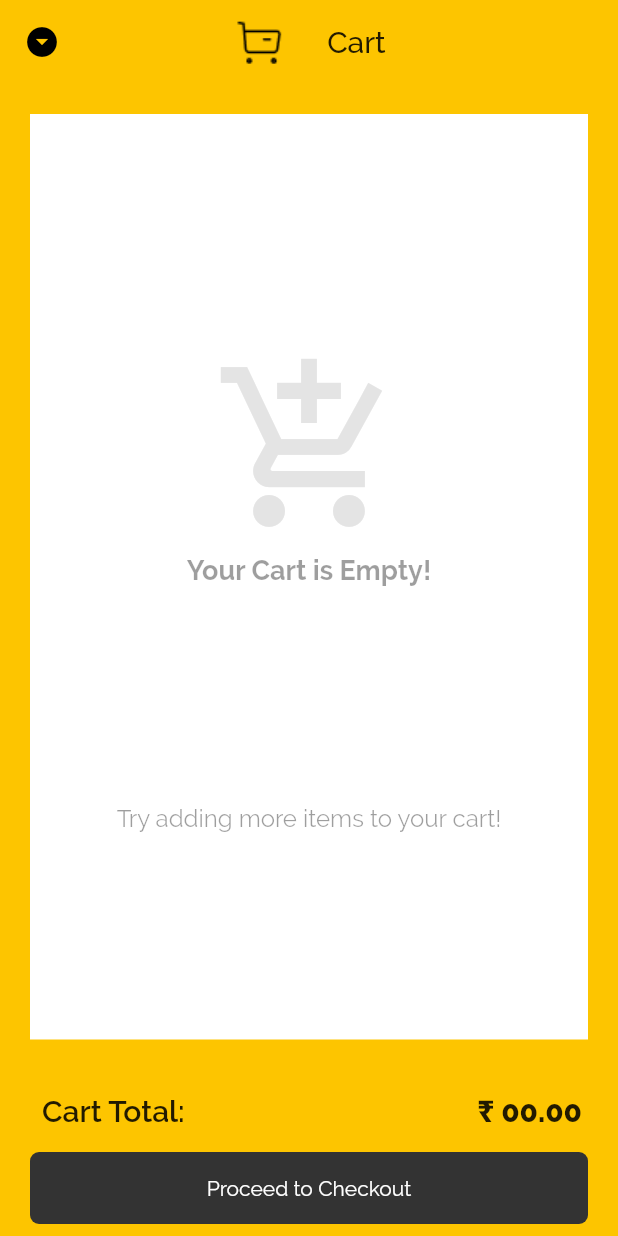
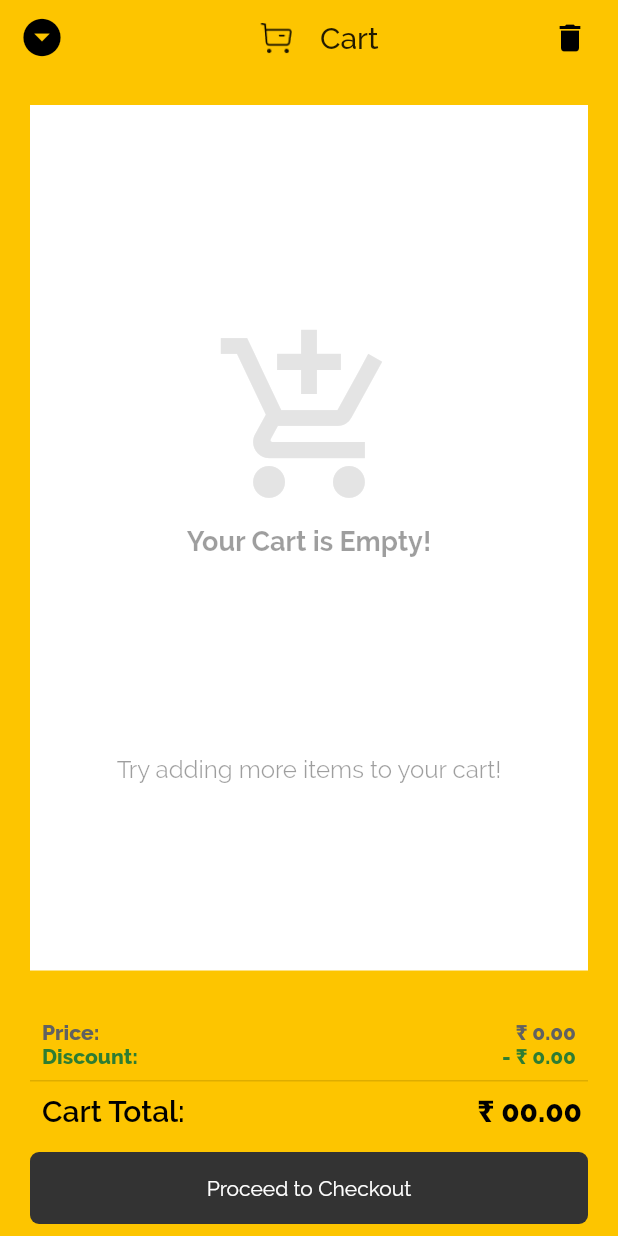
Before and after one commit to cloud10-23/breakq-mobileapp, a Flutter app: the CartBottomSheet screen opened directly, on a phone screen of 412 x 824 dp. Run offline on Flutter 3.47's test engine with Material 2 defaults, Android fonts, the phone set to English and light mode, and no system bars; our stand-ins replace bloc, cached_network_image, equatable, firebase_auth, firebase_core, flutter_bloc and 14 more; missing offline and left inert: flutter_barcode_scanner, flutter_facebook_auth; accounts and stored records are empty.

Commit message:
Added discount and offer in cart page

```diff
--- a/lib/blocs/cart/cart_bloc.dart
+++ b/lib/blocs/cart/cart_bloc.dart
@@ -40,13 +40,16 @@ class CartBloc extends Bloc<CartEvent, CartState> {
     //Total items:
     int _noOfProducts = 0;
     double _cartValue = 0.0;
+    double _orgCartValue = 0.0;
     event.cartItems.cartItems.keys.forEach((item) {
       _noOfProducts += event.cartItems.cartItems[item];
       _cartValue += event.cartItems.cartItems[item] * item.price;
+      _orgCartValue += event.cartItems.cartItems[item] * item.oldPrice;
     });
 
     event.cartItems.setNoOfProducts = _noOfProducts;
     event.cartItems.setCartValue = _cartValue;
+    event.cartItems.setorgCartValue = _orgCartValue;
 
     yield CartLoaded(cart: event.cartItems);
   }
--- a/lib/data/models/cart_model.dart
+++ b/lib/data/models/cart_model.dart
@@ -6,6 +6,7 @@ class Cart {
   Map<Product, int> cartItems;
   int noOfProducts;
   double cartValue = 0.0;
+  double orgCartValue = 0.0;
 
   factory Cart.fromJson(List<dynamic> json) {
     return Cart(
@@ -21,6 +22,7 @@ class Cart {
 
   set setNoOfProducts(_noOfP) => noOfProducts = _noOfP;
   set setCartValue(_value) => cartValue = _value;
+  set setorgCartValue(_value) => orgCartValue = _value;
 
   void addProduct({@required Product product, int quantity = 1}) {
     if (cartItems.containsKey(product)) {
--- a/lib/screens/cart/cart_page.dart
+++ b/lib/screens/cart/cart_page.dart
@@ -16,18 +16,33 @@ class CartBottomSheet extends StatelessWidget {
         builder: (context, state) {
           return Scaffold(
             appBar: AppBar(
+              toolbarHeight: 50.0,
               elevation: 0.0,
               leading: IconButton(
-                  icon: Icon(Icons.arrow_drop_down_circle),
+                  icon: Icon(Icons.arrow_drop_down_circle, size: 30),
                   onPressed: () => Navigator.pop(context)),
+              actions: [
+                Padding(
+                  padding: const EdgeInsets.only(right: kPaddingL),
+                  child: InkWell(
+                    onTap: () {
+                      BlocProvider.of<CartBloc>(context).add(ResetCartEvent());
+                    },
+                    child: Icon(Icons.delete),
+                  ),
+                ),
+              ],
               centerTitle: true,
               title: Row(
                 children: [
-                  Spacer(flex: 3),
-                  Image(image: AssetImage(AssetImages.cart)),
+                  Spacer(flex: 6),
+                  Image(
+                    image: AssetImage(AssetImages.cart),
+                    height: 25,
+                  ),
                   Spacer(),
                   Text('Cart'),
-                  Spacer(flex: 5),
+                  Spacer(flex: 6),
                 ],
               ),
             ),
@@ -58,7 +73,7 @@ class CartBottomSheet extends StatelessWidget {
                         ),
                       )
                     : Container(
-                        margin: EdgeInsets.all(kPaddingM),
+                        margin: EdgeInsets.symmetric(horizontal: kPaddingM),
                         child: Column(
                           children: [
                             Row(
@@ -72,16 +87,8 @@ class CartBottomSheet extends StatelessWidget {
                                   title:
                                       "No of Items:  ${state.cart.noOfProducts}",
                                 ),
-                                InkWell(
-                                  onTap: () {
-                                    BlocProvider.of<CartBloc>(context)
-                                        .add(ResetCartEvent());
-                                  },
-                                  child: Icon(Icons.delete),
-                                ),
                               ],
                             ),
-                            SizedBox(height: 10.0),
                             Expanded(
                               child: Container(
                                 color: kWhite,
@@ -104,14 +111,60 @@ class CartBottomSheet extends StatelessWidget {
                 mainAxisSize: MainAxisSize.min,
                 crossAxisAlignment: CrossAxisAlignment.stretch,
                 children: [
+                  SizedBox(height: 5.0),
                   Row(
                     mainAxisAlignment: MainAxisAlignment.spaceBetween,
                     children: [
-                      VeryBoldTitle(
+                      BoldTitle(
+                        title: 'Price: ',
+                        padding: EdgeInsets.symmetric(horizontal: kPaddingM),
+                        color: Colors.grey[700],
+                      ),
+                      BoldTitle(
+                        title: (state is CartLoaded)
+                            ? '₹ ' +
+                                (state.cart?.orgCartValue?.toStringAsFixed(2) ??
+                                    "00.00")
+                            : '₹ 00.00',
+                        padding: EdgeInsets.symmetric(horizontal: kPaddingM),
+                        color: Colors.grey[700],
+                      ),
+                    ],
+                  ),
+                  Row(
+                    mainAxisAlignment: MainAxisAlignment.spaceBetween,
+                    children: [
+                      BoldTitle(
+                        title: 'Discount: ',
+                        padding: EdgeInsets.symmetric(horizontal: kPaddingM),
+                        color: Colors.green[800],
+                      ),
+                      BoldTitle(
+                        title: (state is CartLoaded)
+                            ? '- ₹ ' +
+                                (((state.cart?.orgCartValue ?? 0) -
+                                            (state.cart?.cartValue ?? 0))
+                                        ?.toStringAsFixed(2) ??
+                                    "00.00")
+                            : '- ₹ 00.00',
+                        padding: EdgeInsets.symmetric(horizontal: kPaddingM),
+                        color: Colors.green[800],
+                      ),
+                    ],
+                  ),
+                  SizedBox(height: kPaddingM),
+                  Container(
+                    height: 1.0,
+                    color: Colors.black12,
+                  ),
+                  Row(
+                    mainAxisAlignment: MainAxisAlignment.spaceBetween,
+                    children: [
+                      CustomTitle(
                         title: 'Cart Total:',
                         fw: FontWeight.w600,
                       ),
-                      VeryBoldTitle(
+                      CustomTitle(
                         title: (state is CartLoaded)
                             ? '₹ ' +
                                 (state.cart?.cartValue?.toStringAsFixed(2) ??
--- a/lib/screens/cart/widgets/cart_item.dart
+++ b/lib/screens/cart/widgets/cart_item.dart
@@ -3,6 +3,7 @@ import 'package:breakq/configs/app_globals.dart';
 import 'package:breakq/configs/constants.dart';
 import 'package:breakq/data/models/product_model.dart';
 import 'package:breakq/main.dart';
+import 'package:breakq/widgets/offer_widgets.dart';
 import 'package:flutter/material.dart';
 import 'package:flutter_bloc/flutter_bloc.dart';
 import 'package:sprintf/sprintf.dart';
@@ -124,12 +125,16 @@ class CartListItem extends StatelessWidget {
                         ),
                         Padding(
                           padding: const EdgeInsets.only(right: kPaddingM),
-                          child: Row(
+                          child: Column(
+                            children: [
+                              Row(
                                 children: <Widget>[
                                   Text(
                                     "₹ ${product.price * qty}",
-                                style:
-                                    Theme.of(context).textTheme.subtitle1.bold,
+                                    style: Theme.of(context)
+                                        .textTheme
+                                        .subtitle1
+                                        .bold,
                                   ),
                                   SizedBox(width: 5),
                                   Text(
@@ -139,8 +144,13 @@ class CartListItem extends StatelessWidget {
                                         .bodyText2
                                         .w300
                                         .copyWith(
-                                        decoration: TextDecoration.lineThrough),
+                                            decoration:
+                                                TextDecoration.lineThrough),
                                   ),
+                                ],
+                              ),
+                              SizedBox(height: 10),
+                              OfferTextGreen(),
                             ],
                           ),
                         ),
--- a/lib/screens/product/product.dart
+++ b/lib/screens/product/product.dart
@@ -78,7 +78,7 @@ class _ProductScreenState extends State<ProductScreen> {
                       child: Image(
                           image: AssetImage(widget.product.image), height: 150),
                     ),
-                    VeryBoldTitle(title: widget.product.title),
+                    CustomTitle(title: widget.product.title),
                     ListItem(
                       title: "Quantity: ",
                       trailing: Text(
@@ -190,11 +190,11 @@ class _ProductScreenState extends State<ProductScreen> {
       child: Row(
         mainAxisAlignment: MainAxisAlignment.spaceBetween,
         children: [
-          VeryBoldTitle(
+          CustomTitle(
             title: "Sub Total: ",
             fw: FontWeight.w500,
           ),
-          VeryBoldTitle(
+          CustomTitle(
               title: "₹ ${(widget.product.price * qty).toStringAsFixed(2)}"),
         ],
       ),
--- a/lib/utils/text_style.dart
+++ b/lib/utils/text_style.dart
@@ -22,5 +22,6 @@ extension TextStyleExtension on TextStyle {
 
   TextStyle get white => copyWith(color: kWhite);
   TextStyle get black => copyWith(color: kBlack);
+  TextStyle get green => copyWith(color: Colors.green);
   TextStyle get primaryColor => copyWith(color: kPrimaryColor);
 }
--- a/lib/widgets/bold_title.dart
+++ b/lib/widgets/bold_title.dart
@@ -62,14 +62,15 @@ class BoldTitle extends StatelessWidget {
   }
 }
 
-class VeryBoldTitle extends StatelessWidget {
-  const VeryBoldTitle({
+class CustomTitle extends StatelessWidget {
+  const CustomTitle({
     Key key,
     @required this.title,
     this.padding,
     this.textAlign,
     this.fw,
     this.maxLines = 1,
+    this.color,
   }) : super(key: key);
 
   final String title;
@@ -77,6 +78,7 @@ class VeryBoldTitle extends StatelessWidget {
   final int maxLines;
   final FontWeight fw;
   final TextAlign textAlign;
+  final Color color;
 
   @override
   Widget build(BuildContext context) {
@@ -94,9 +96,10 @@ class VeryBoldTitle extends StatelessWidget {
         children: <Widget>[
           Text(
             title,
-            style: (fw != null)
-                ? Theme.of(context).textTheme.headline6.copyWith(fontWeight: fw)
-                : Theme.of(context).textTheme.headline6.w800,
+            style: Theme.of(context).textTheme.headline6.copyWith(
+                  fontWeight: (fw != null) ? fw : FontWeight.w800,
+                  color: (color != null) ? color : Colors.black,
+                ),
             maxLines: maxLines,
             overflow: TextOverflow.ellipsis,
             textAlign: textAlign ?? TextAlign.left,
--- /dev/null
+++ b/lib/widgets/offer_widgets.dart
@@ -0,0 +1,19 @@
+import 'package:breakq/configs/constants.dart';
+import 'package:flutter/material.dart';
+import 'package:breakq/utils/text_style.dart';
+
+class OfferTextGreen extends StatelessWidget {
+  @override
+  Widget build(BuildContext context) {
+    return Container(
+      padding: EdgeInsets.all(kPaddingS),
+      decoration: BoxDecoration(
+          borderRadius: BorderRadius.circular(5.0),
+          border: Border.all(color: Colors.green, width: 1.0)),
+      child: Text(
+        "35% OFF",
+        style: Theme.of(context).textTheme.caption.green.w800,
+      ),
+    );
+  }
+}
```
Lines whose indentation alone changed are shown as unchanged.
